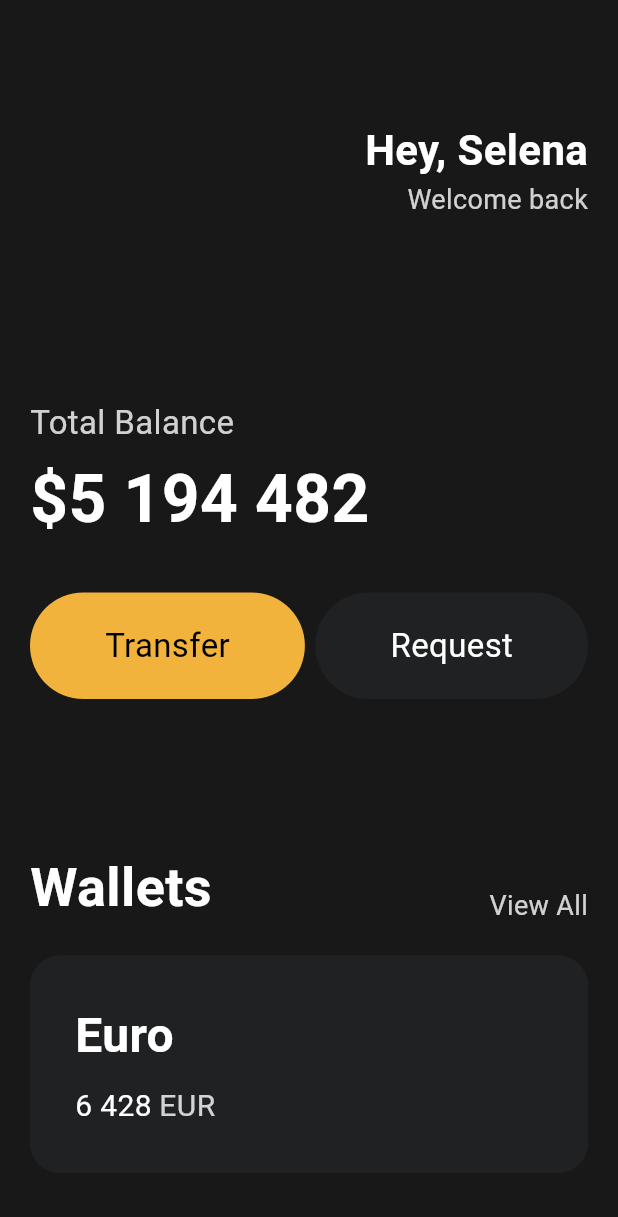
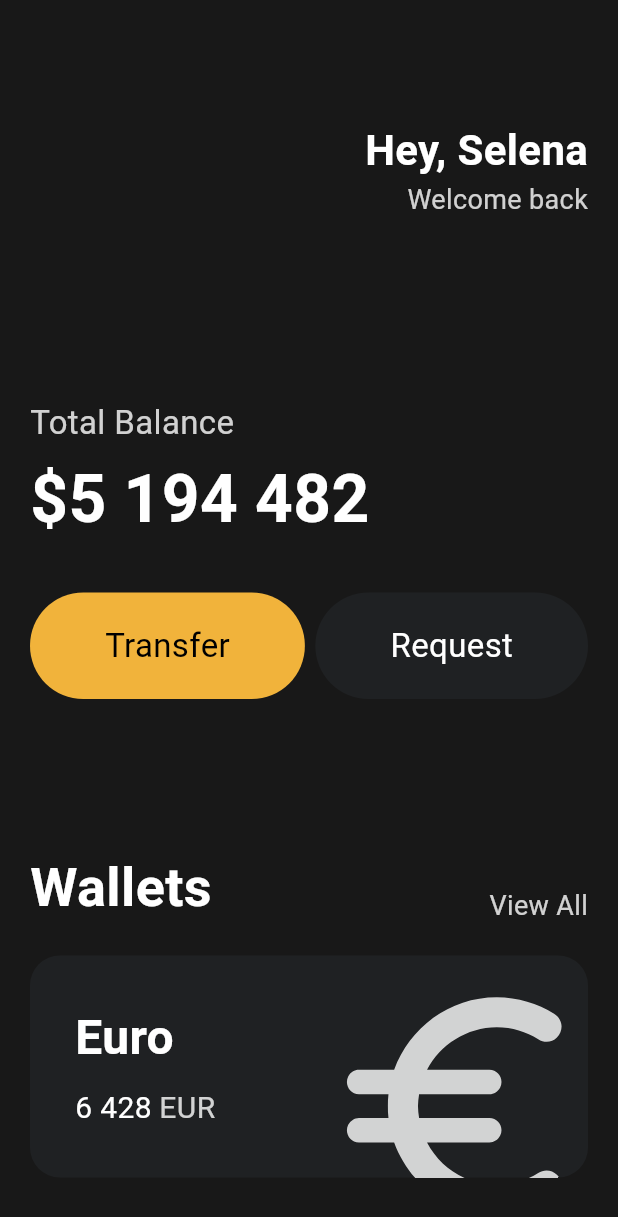
Before and after one commit to kgw7401/flutter-wallet, a Flutter app: the screen it shows after launch, on a phone screen of 412 x 824 dp. Shown: the top 1217 px of the screen. Run offline on Flutter 3.47's test engine with Material 3 defaults, Android fonts, the phone set to English and light mode, and no system bars.

Commit message:
Reusable Cards

```diff
--- a/lib/main.dart
+++ b/lib/main.dart
@@ -113,6 +113,7 @@ class App extends StatelessWidget {
                 height: 20,
               ),
               Container(
+                clipBehavior: Clip.hardEdge,
                 decoration: BoxDecoration(
                   color: const Color(0xFF1F2123),
                   borderRadius: BorderRadius.circular(20),
@@ -122,6 +123,7 @@ class App extends StatelessWidget {
                     30,
                   ),
                   child: Row(
+                    mainAxisAlignment: MainAxisAlignment.spaceBetween,
                     children: [
                       Column(
                         crossAxisAlignment: CrossAxisAlignment.start,
@@ -160,6 +162,17 @@ class App extends StatelessWidget {
                           ),
                         ],
                       ),
+                      Transform.scale(
+                        scale: 2.2,
+                        child: Transform.translate(
+                          offset: const Offset(-5, 12),
+                          child: Icon(
+                            Icons.euro_rounded,
+                            color: Colors.white.withOpacity(0.8),
+                            size: 88,
+                          ),
+                        ),
+                      )
                     ],
                   ),
                 ),
```
